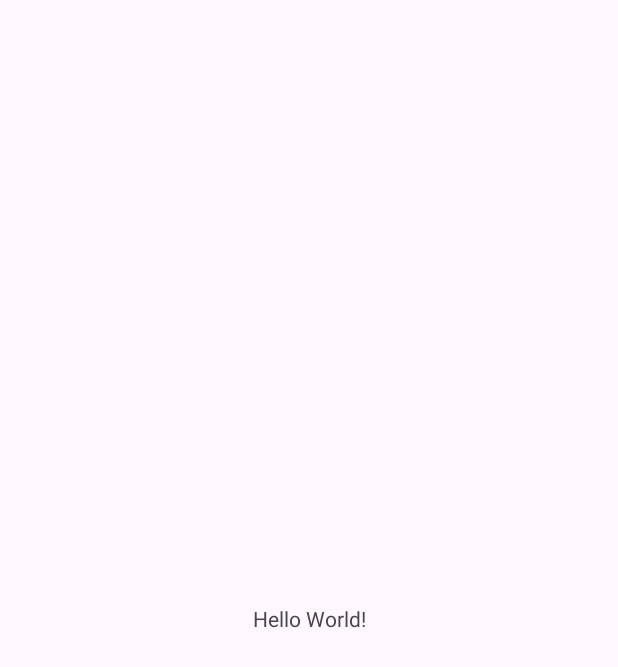
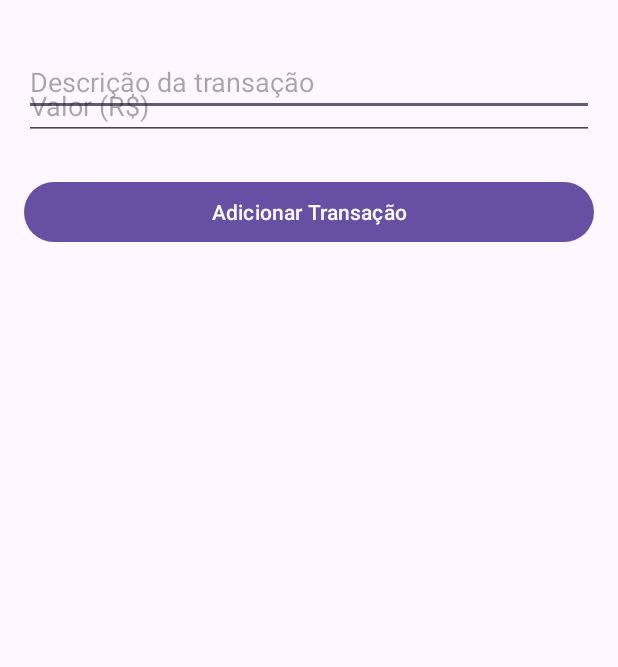
Before and after one commit to GuilhermeD9/FinanceApp, an Android app: the screen it shows after launch (MainActivity), on a phone screen of 412 x 824 dp. Before the commit the part shown is almost empty. Shown: the top 667 px of the screen. Run offline under Robolectric (Android 15) with nearby library versions, the phone set to English and light mode, and no system bars.

Commit message:
feat: Customizando o activity_main

```diff
--- a/app/src/main/res/layout/activity_main.xml
+++ b/app/src/main/res/layout/activity_main.xml
@@ -7,13 +7,42 @@
     android:layout_height="match_parent"
     tools:context=".MainActivity">
 
-    <TextView
-        android:layout_width="wrap_content"
+    <EditText
+        android:id="@+id/edit_text_description"
+        android:layout_width="0dp"
         android:layout_height="wrap_content"
-        android:text="Hello World!"
-        app:layout_constraintBottom_toBottomOf="parent"
+        android:layout_marginStart="16dp"
+        android:layout_marginTop="32dp"
+        android:layout_marginEnd="16dp"
+        android:hint="Descrição da transação"
         app:layout_constraintEnd_toEndOf="parent"
         app:layout_constraintStart_toStartOf="parent"
         app:layout_constraintTop_toTopOf="parent" />
 
+    <EditText
+        android:id="@+id/edit_text_value"
+        android:layout_width="0dp"
+        android:layout_height="wrap_content"
+        android:layout_marginStart="16dp"
+        android:layout_marginTop="16dp"
+        android:layout_marginEnd="16dp"
+        android:hint="Valor (R$)"
+        android:inputType="numberDecimal"
+        app:layout_constraintEnd_toEndOf="parent"
+        app:layout_constraintStart_toStartOf="parent"
+        app:layout_constraintTop_toTopOf="@+id/edit_text_description" />
+
+    <Button
+        android:id="@+id/button_add"
+        android:layout_width="0dp"
+        android:layout_height="wrap_content"
+        android:layout_marginStart="16dp"
+        android:layout_marginTop="24dp"
+        android:layout_marginEnd="16dp"
+        android:text="Adicionar Transação"
+        app:layout_constraintEnd_toEndOf="parent"
+        app:layout_constraintStart_toStartOf="parent"
+        app:layout_constraintTop_toBottomOf="@+id/edit_text_value" />
+
+
 </androidx.constraintlayout.widget.ConstraintLayout>
```
